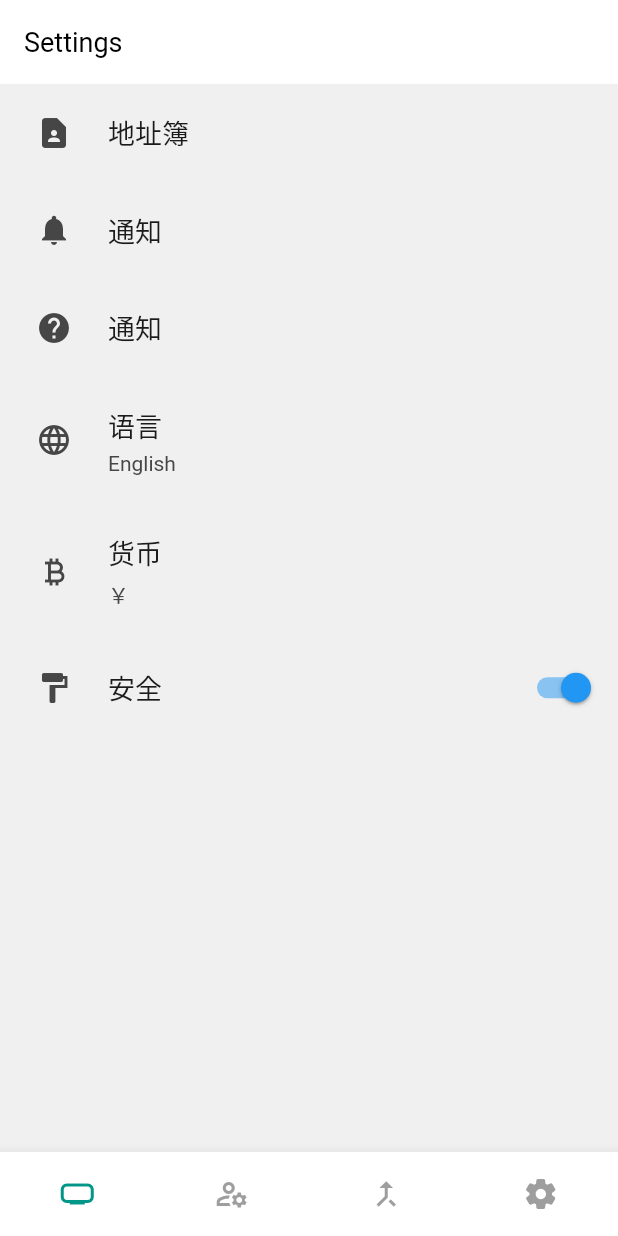
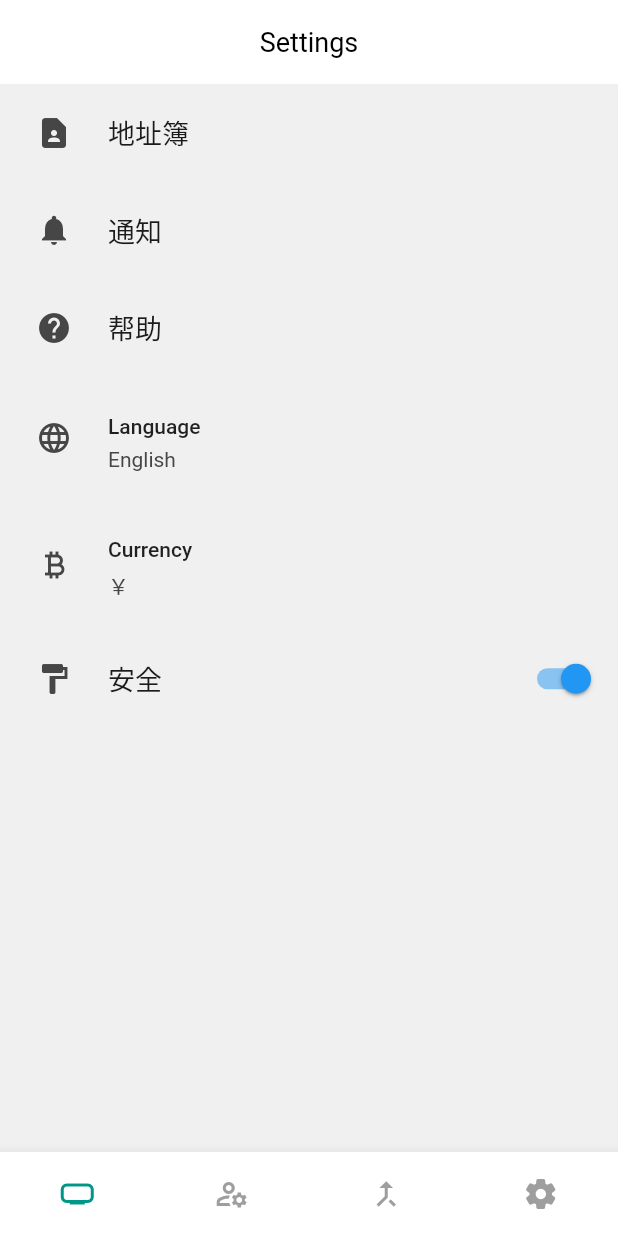
Before and after one commit to toanalien/toolhub, a Flutter app: the screen it shows after launch, swiped to page 4, on a phone screen of 412 x 824 dp. Run offline on Flutter 3.47's test engine with Material 2 defaults, Android fonts, the phone set to English and light mode, and no system bars; drawn by our look-alikes of animated_bottom_navigation_bar, settings_ui; our stand-ins replace dio, get, hive, introduction_screen, local_auth, shared_preferences; missing offline and left inert: flutter_inappwebview, local_session_timeout; accounts and stored records are empty.

Commit message:
feat: 添加hive

```diff
--- /dev/null
+++ b/lib/i10n/translation.dart
@@ -0,0 +1,22 @@
+import 'package:get/get.dart';
+
+class Translation extends Translations {
+  @override
+  Map<String, Map<String, String>> get keys => {
+        'en_US': {
+          'hello': 'Hello World',
+          "settings.title": "Settings",
+          "settings.language": "Language",
+          "settings.currency": "Currency",
+        },
+        'de_DE': {
+          'hello': 'Hallo Welt',
+        },
+        "zh_CN": {
+          'hello': '你好世界',
+          "settings.title": "设置",
+          "settings.language": "语言",
+          "settings.currency": "货币",
+        },
+      };
+}
--- a/lib/main.dart
+++ b/lib/main.dart
@@ -1,9 +1,14 @@
 import 'package:flutter/material.dart';
-import 'package:flutter_localizations/flutter_localizations.dart';
+import "package:get/get.dart";
+import 'package:toolhub/storage.dart';
+import './i10n/translation.dart';
 import './tabs.dart';
 import './theme.dart';
 
-void main() {
+void main() async {
+  WidgetsFlutterBinding.ensureInitialized();
+
+  await Storage.start();
   runApp(const MyApp());
 }
 
@@ -13,22 +18,16 @@ class MyApp extends StatelessWidget {
   // This widget is the root of your application.
   @override
   Widget build(BuildContext context) {
-    return MaterialApp(
+    return GetMaterialApp(
       title: 'Flutter Demo',
       debugShowCheckedModeBanner: false,
-      localizationsDelegates: const [
-        // 本地化的代理类
-        GlobalMaterialLocalizations.delegate,
-        GlobalWidgetsLocalizations.delegate,
-      ],
-      supportedLocales: const [
-        Locale('en', 'US'), // 美国英语
-        Locale('zh', 'CN'), // 中文简体
-        //其它Locales
-      ],
+      translations: Translation(),
+      locale: Get.deviceLocale, // translations will be displayed in that locale
+      fallbackLocale: const Locale('en', 'US'),
       darkTheme: MTheme.darkTheme(context),
       theme: MTheme.lightTheme(context),
-      themeMode: ThemeMode.system,
+      themeMode:
+          Storage.app.get("theme") == "dark" ? ThemeMode.dark : ThemeMode.light,
       home: const BottomBar(),
     );
   }
--- a/lib/routes/home/home.dart
+++ b/lib/routes/home/home.dart
@@ -1,4 +1,5 @@
 import 'package:flutter/material.dart';
+import 'package:get/get.dart';
 
 class HomePage extends StatefulWidget {
   const HomePage({Key? key}) : super(key: key);
@@ -17,7 +18,7 @@ class _HomePageState extends State<HomePage> {
         ),
       ),
       body: Center(
-        child: Text('Home'),
+        child: Text('hello'.tr),
       ),
     );
   }
--- a/lib/routes/settings.dart
+++ b/lib/routes/settings.dart
@@ -1,5 +1,14 @@
 import 'package:flutter/material.dart';
+import 'package:flutter/services.dart';
 import 'package:settings_ui/settings_ui.dart';
+import 'package:local_auth/local_auth.dart';
+import 'package:get/get.dart';
+import './mine/help.dart';
+
+const languages = {
+  "en": "English",
+  "zh": "中文",
+};
 
 class SettingPage extends StatefulWidget {
   const SettingPage({Key? key}) : super(key: key);
@@ -9,18 +18,39 @@ class SettingPage extends StatefulWidget {
 }
 
 class _SettingPageState extends State<SettingPage> {
+  final LocalAuthentication auth = LocalAuthentication();
+  late List<BiometricType> availableBiometrics;
+
+  @override
+  void initState() {
+    super.initState();
+
+    auth.getAvailableBiometrics().then((value) => availableBiometrics = value);
+  }
+
+  void authenticate() async {
+    try {
+      final bool didAuthenticate = await auth.authenticate(
+        localizedReason: 'Please authenticate to show account balance',
+      );
+      print('auth result $didAuthenticate $availableBiometrics');
+      // ···
+    } on PlatformException {
+      // ...
+    }
+  }
+
   @override
   Widget build(BuildContext context) {
     return Scaffold(
       appBar: AppBar(
         title: Text(
-          'Settings',
+          'settings.title'.tr,
         ),
       ),
       body: SettingsList(
         sections: [
           SettingsSection(
-            // title: Text('Common'),
             tiles: <SettingsTile>[
               SettingsTile.navigation(
                 leading: Icon(Icons.contact_page),
@@ -30,11 +60,23 @@ class _SettingPageState extends State<SettingPage> {
               SettingsTile.navigation(
                 leading: Icon(Icons.notifications),
                 title: Text('通知'),
+                onPressed: (context) {
+                  authenticate();
+                },
                 // value: Text('English'),
               ),
               SettingsTile.navigation(
                 leading: Icon(Icons.help),
-                title: Text('通知'),
+                title: Text('帮助'),
+                onPressed: (context) {
+                  Navigator.push(
+                    context,
+                    PageRouteBuilder(
+                      pageBuilder: (context, animation, secondaryAnimation) =>
+                          HelpPage(),
+                    ),
+                  );
+                },
                 // value: Text('English'),
               ),
             ],
@@ -44,12 +86,26 @@ class _SettingPageState extends State<SettingPage> {
             tiles: <SettingsTile>[
               SettingsTile(
                 leading: Icon(Icons.language),
-                title: Text('语言'),
-                value: Text('English'),
+                title: Text(
+                  "settings.language".tr,
+                  strutStyle: const StrutStyle(
+                    forceStrutHeight: true,
+                    fontSize: 24,
+                    height: 1,
+                  ),
+                  style: Theme.of(context).textTheme.bodyLarge,
+                ),
+                value: Text(languages[Get.locale!.languageCode]!),
+                onPressed: openLanguage,
               ),
               SettingsTile(
                 leading: Icon(Icons.currency_bitcoin),
-                title: Text('货币'),
+                title: Text(
+                  'settings.currency'.tr,
+                  strutStyle: const StrutStyle(
+                      forceStrutHeight: true, fontSize: 24, height: 1),
+                  style: Theme.of(context).textTheme.bodyLarge,
+                ),
                 value: Text('￥'),
               ),
               SettingsTile.switchTile(
@@ -64,4 +120,43 @@ class _SettingPageState extends State<SettingPage> {
       ),
     );
   }
+
+  openLanguage(context) {
+    showModalBottomSheet(
+      shape: RoundedRectangleBorder(
+        borderRadius: BorderRadius.circular(10.0),
+      ),
+      context: context,
+      builder: ((context) {
+        return SafeArea(
+          child: Container(
+            padding: const EdgeInsets.all(20),
+            child: Column(
+              // mainAxisAlignment: MainAxisAlignment.end,
+              mainAxisSize: MainAxisSize.min,
+              crossAxisAlignment: CrossAxisAlignment.stretch,
+              children: languages.entries
+                  .map(
+                    (e) => TextButton(
+                      onPressed: () {
+                        Get.updateLocale(Locale(e.key));
+                        Navigator.pop(context);
+                      },
+                      child: Row(
+                        children: [
+                          Text(
+                            e.value,
+                            style: Theme.of(context).textTheme.bodyLarge,
+                          )
+                        ],
+                      ),
+                    ),
+                  )
+                  .toList(),
+            ),
+          ),
+        );
+      }),
+    );
+  }
 }
--- a/lib/storage.dart
+++ b/lib/storage.dart
@@ -1,23 +1,49 @@
 import 'package:shared_preferences/shared_preferences.dart';
+import 'package:hive/hive.dart';
 
-class Storage {
-  static final Future<SharedPreferences> _prefs =
-      SharedPreferences.getInstance();
+class Preference {
+  static late SharedPreferences prefs;
 
-  static save(String key, String value) async {
-    final SharedPreferences prefs = await _prefs;
-    return prefs.setString(key, value);
-  }
-
-  static get(String key) async {
-    final SharedPreferences prefs = await _prefs;
-    return prefs.getString(key);
+  static Future<void> init() async {
+    prefs = await SharedPreferences.getInstance();
   }
 
   static remove(key) async {
-    final SharedPreferences prefs = await _prefs;
-    prefs.remove(key);
+    await prefs.remove(key);
   }
 
-  Storage();
+  Preference();
 }
+
+class IApp {
+  // secure 设置
+  bool sercure;
+  // language
+  String language;
+  // dark/light theme
+  String theme;
+
+  IApp({this.sercure = false, this.language = 'en', this.theme = 'light'});
+}
+
+class IWallet {}
+
+class Storage {
+  static start() async {
+    await Future.wait([
+      Hive.openBox('app'),
+      Hive.openBox('wallet'),
+      Hive.openBox('dapps'),
+      Hive.openBox('data'),
+      Preference.init()
+    ]);
+  }
+
+  static Box get app => Hive.box('app');
+  // 数组形式
+  static Box get wallet => Hive.box('wallet');
+  // 数组形式
+  static Box get dapps => Hive.box('dapps');
+  // 对象形式
+  static Box get data => Hive.box('data');
+}
--- a/lib/tabs.dart
+++ b/lib/tabs.dart
@@ -4,6 +4,7 @@ import 'package:toolhub/routes/browser.dart';
 import 'package:toolhub/routes/home/home.dart';
 import 'package:toolhub/routes/message.dart';
 import 'package:toolhub/routes/settings.dart';
+import 'package:toolhub/widgets/session.dart';
 
 class BottomBar extends StatefulWidget {
   const BottomBar({Key? key}) : super(key: key);
@@ -29,6 +30,13 @@ class _BottomBarState extends State<BottomBar> {
     const Message(),
     const SettingPage(),
   ];
+
+  @override
+  void initState() {
+    // TODO: implement initState
+    super.initState();
+    Session.start(context, showAuth);
+  }
 
   Widget buildBody() {
     return PageView.builder(
@@ -76,6 +84,10 @@ class _BottomBarState extends State<BottomBar> {
     );
   }
 
+  showAuth() {
+    //
+  }
+
   @override
   Widget build(BuildContext context) {
     return Scaffold(
--- a/lib/theme.dart
+++ b/lib/theme.dart
@@ -10,9 +10,11 @@ class MTheme {
     return ThemeData(
       primaryColor: Colors.teal,
       splashColor: Colors.yellow,
+      platform: TargetPlatform.iOS,
       appBarTheme: const AppBarTheme(
         color: Colors.white,
         elevation: 0,
+        foregroundColor: Colors.black87,
         titleTextStyle: TextStyle(
           color: Colors.black,
           fontSize: 18,
--- /dev/null
+++ b/lib/widgets/session.dart
@@ -0,0 +1,18 @@
+import 'package:flutter/material.dart';
+import 'package:local_session_timeout/local_session_timeout.dart';
+
+class Session {
+  static start(BuildContext context, Function onSessionTimeout) {
+    final sessionConfig = SessionConfig(
+        invalidateSessionForAppLostFocus: const Duration(seconds: 15),
+        invalidateSessionForUserInactiviity: const Duration(seconds: 30));
+
+    sessionConfig.stream.listen((SessionTimeoutState event) {
+      if (event == SessionTimeoutState.userInactivityTimeout) {
+        onSessionTimeout();
+      } else if (event == SessionTimeoutState.appFocusTimeout) {
+        onSessionTimeout();
+      }
+    });
+  }
+}
```
Also changed, not shown: lib/routes/mine/help.dart (added, +22 -0 lines), lib/widgets/login.dart (added, +183 -0 lines), pubspec.yaml (+3 -4 lines), lib/i10n/en.arb (added), lib/i10n/zh.arb (added), pubspec.lock.
